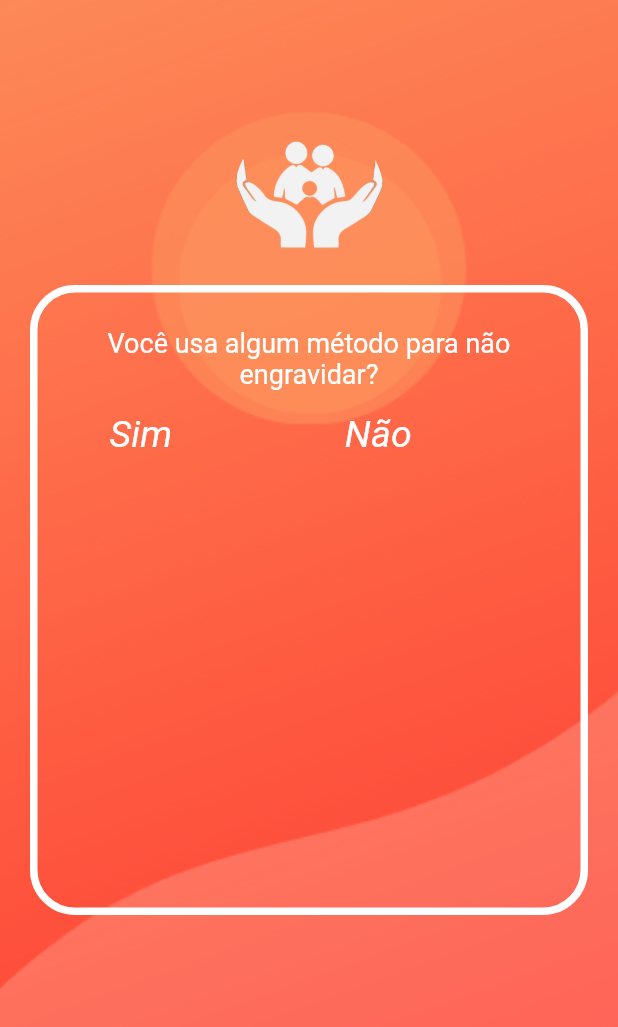
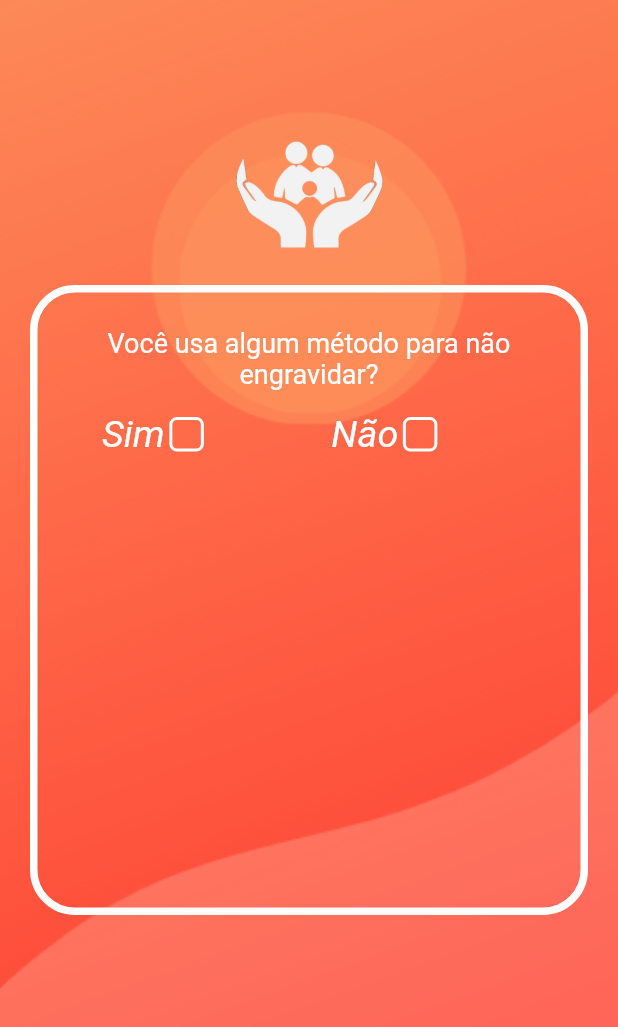
Before and after one commit to ViniciusMataRibeiro/Planejamento_Familiar, a Flutter app: the screen it shows after launch, on a phone screen of 412 x 824 dp. Shown: the top 1027 px of the screen. Run offline on Flutter 3.47's test engine with Material 2 defaults, Android fonts, the phone set to English and light mode, and no system bars; our stand-ins replace get.

Commit message:
ajustando_telas
3 telas concluidas, falta finalizar mais uma para apresentacao e ajustar as outras

```diff
--- a/desenvolvimento_mobile/lib/met_contracep/met_contracep_page.dart
+++ b/desenvolvimento_mobile/lib/met_contracep/met_contracep_page.dart
@@ -2,8 +2,17 @@ import 'package:flutter/material.dart';
 import 'package:desenvolvimento_mobile/met_contracep/met_contracep_controller.dart';
 import 'package:get/get.dart';
 
-class MetContracepPage extends GetView<MetContracepController> {
+class MetContracepPage extends StatefulWidget {
   const MetContracepPage({super.key});
+
+  @override
+  State<MetContracepPage> createState() => _MetContracepPage();
+}
+
+class _MetContracepPage extends State<MetContracepPage> {
+
+  bool isSelectSim = false;
+  bool isSelectNao = false;
 
   @override
   Widget build(BuildContext context) {
@@ -58,25 +67,90 @@ class MetContracepPage extends GetView<MetContracepController> {
                     ),
                     const SizedBox(height: 15),
                     Row(
-                      children: const  [
-                      SizedBox(width: 40),
-                      Text('Sim',
+                      children: [
+                      const  SizedBox(width: 35),
+                      const Text('Sim',
                       style: TextStyle(
                       color: Colors.white,
                       fontStyle: FontStyle.italic,
                       fontSize: 25,
                     ),
                     ),
-                    SizedBox(width: 115),
-                      Text('Não',
+                    const SizedBox(width: 3),
+                    GestureDetector(
+                          onTap: () {
+                            setState(
+                              () {
+                                isSelectSim = !isSelectSim;
+                              },
+                            );
+                          },
+                          child: AnimatedContainer(
+                            duration: const Duration(milliseconds: 400),
+                            curve: Curves.fastLinearToSlowEaseIn,
+                            decoration: BoxDecoration(
+                              color: isSelectSim
+                                  ? Colors.redAccent
+                                  : Colors.transparent,
+                              borderRadius: BorderRadius.circular(5.0),
+                              border: isSelectSim
+                                  ? null
+                                  : Border.all(color: Colors.white, width: 2),
+                            ),
+                            width: 23,
+                            height: 23,
+                            child: isSelectSim
+                                ? const Icon(
+                                    Icons.check,
+                                    color: Colors.white,
+                                  )
+                                : null,
+                          ),
+                        ),
+                      const SizedBox( width: 85),
+                      const Text('Não',
                       style: TextStyle(
                       color: Colors.white,
                       fontStyle: FontStyle.italic,
                       fontSize: 25,
                     ),
                     ),
+                    const SizedBox(width: 3),
+                    GestureDetector(
+                          onTap: () {
+                            setState(
+                              () {
+                                isSelectNao = !isSelectNao;
+                              },
+                            );
+                          },
+                          child: AnimatedContainer(
+                            duration: const Duration(milliseconds: 400),
+                            curve: Curves.fastLinearToSlowEaseIn,
+                            decoration: BoxDecoration(
+                              color: isSelectNao
+                                  ? Colors.redAccent
+                                  : Colors.transparent,
+                              borderRadius: BorderRadius.circular(5.0),
+                              border: isSelectNao
+                                  ? null
+                                  : Border.all(color: Colors.white, width: 2),
+                            ),
+                            width: 23,
+                            height: 23,
+                            child: isSelectNao
+                                ? const Icon(
+                                    Icons.check,
+                                    color: Colors.white,
+                                  )
+                                : null,
+                          ),
+                        ),
                       ],
-                    )
+                    ),
+                  Row(
+
+                  )
                   ],
                 )
               ),
```
